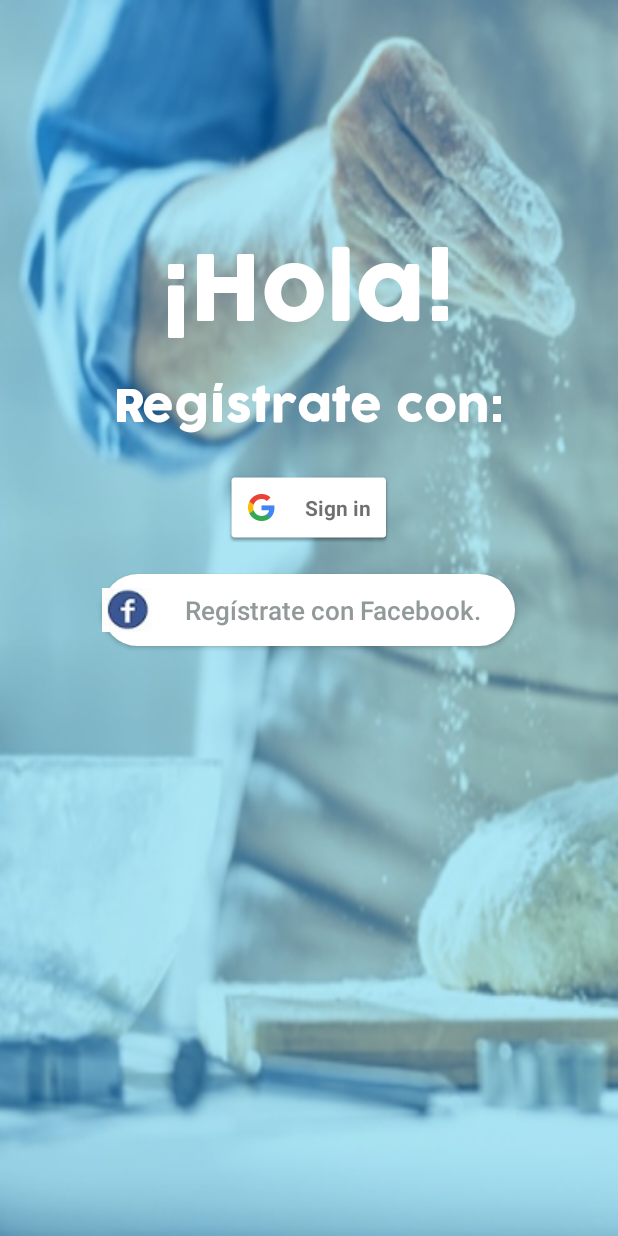
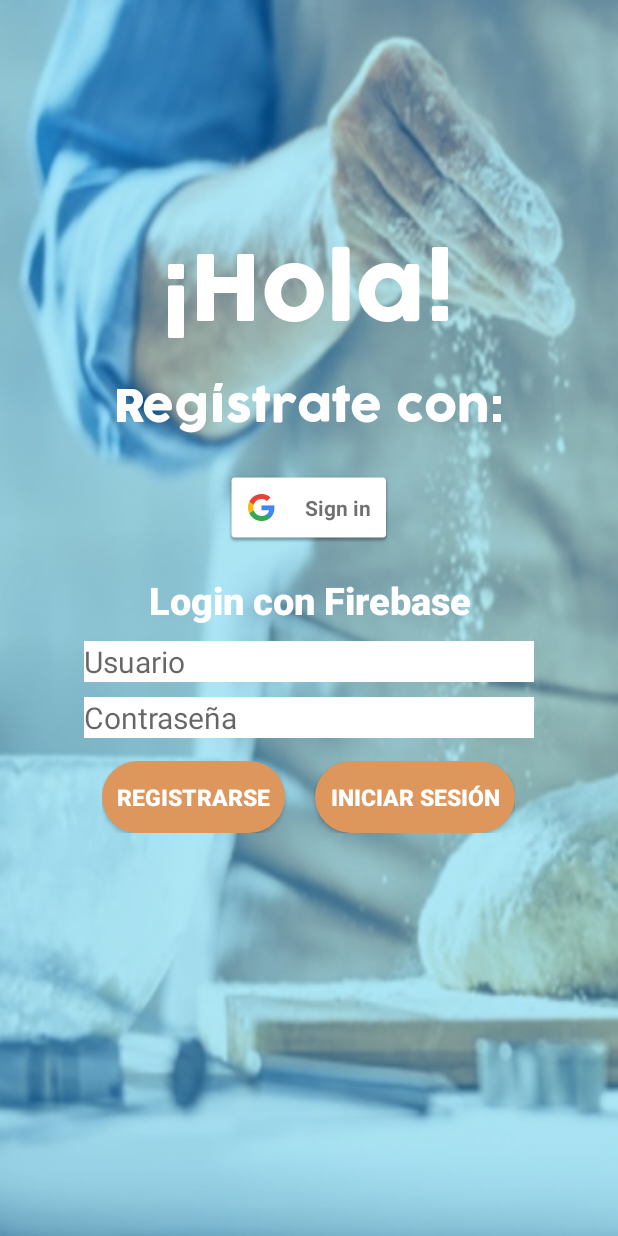
Before and after one commit to XxPanchoPanteraxX/Tap-Tapp, an Android app: the screen it shows after launch (ChooseAccountActivity), on a phone screen of 412 x 824 dp. Run offline under Robolectric (Android 15) with nearby library versions, the phone set to English and light mode, and no system bars; 2 statements that could not run were skipped.

Commit message:
welcome layout finished

```diff
--- a/app/src/main/AndroidManifest.xml
+++ b/app/src/main/AndroidManifest.xml
@@ -9,6 +9,7 @@
         android:roundIcon="@mipmap/ic_launcher_round"
         android:supportsRtl="true"
         android:theme="@style/Theme.TapTapp">
+        <activity android:name=".RegisterActivity"></activity>
         <activity android:name=".TusGustosActivity" />
         <activity android:name=".MainActivity" />
         <activity
--- /dev/null
+++ b/app/src/main/java/equipo2/amarillo/taptapp/RegisterActivity.kt
@@ -0,0 +1,11 @@
+package equipo2.amarillo.taptapp
+
+import androidx.appcompat.app.AppCompatActivity
+import android.os.Bundle
+
+class RegisterActivity : AppCompatActivity() {
+    override fun onCreate(savedInstanceState: Bundle?) {
+        super.onCreate(savedInstanceState)
+        setContentView(R.layout.activity_register)
+    }
+}
--- /dev/null
+++ b/app/src/main/res/layout/activity_register.xml
@@ -0,0 +1,9 @@
+<?xml version="1.0" encoding="utf-8"?>
+<androidx.constraintlayout.widget.ConstraintLayout xmlns:android="http://schemas.android.com/apk/res/android"
+    xmlns:app="http://schemas.android.com/apk/res-auto"
+    xmlns:tools="http://schemas.android.com/tools"
+    android:layout_width="match_parent"
+    android:layout_height="match_parent"
+    tools:context=".RegisterActivity">
+
+</androidx.constraintlayout.widget.ConstraintLayout>
--- a/app/src/main/res/layout/activity_welcome.xml
+++ b/app/src/main/res/layout/activity_welcome.xml
@@ -32,19 +32,79 @@
         android:layout_gravity="center"
         android:layout_marginTop="20dp" />
 
-    <Button
-        android:id="@+id/login_fb"
-        android:layout_width="275dp"
+    <LinearLayout
+        android:layout_width="match_parent"
         android:layout_height="wrap_content"
-        android:layout_gravity="center_horizontal"
+        android:layout_gravity="center"
         android:layout_marginTop="20dp"
-        android:background="@drawable/bordes_redondos"
-        android:backgroundTint="@color/white"
-        android:drawableStart="@drawable/fblogo"
-        android:text="@string/registratefb"
-        android:textAllCaps="false"
-        android:textColor="@color/gray"
-        android:textSize="17dp" />
+        android:orientation="vertical">
+
+        <TextView
+            android:layout_width="match_parent"
+            android:layout_height="wrap_content"
+            android:fontFamily="sans-serif-black"
+            android:text="Login con Firebase"
+            android:textAlignment="center"
+            android:textColor="@color/white"
+            android:textSize="25sp" />
+
+        <EditText
+            android:id="@+id/usuario"
+            android:layout_width="300dp"
+            android:layout_height="wrap_content"
+            android:layout_gravity="center"
+            android:layout_marginTop="10dp"
+            android:background="@color/white"
+            android:hint="Usuario"
+            android:textColor="@color/black"
+            android:textSize="20sp"
+            android:inputType="text"/>
+
+        <EditText
+            android:id="@+id/contrasenia"
+            android:layout_width="300dp"
+            android:layout_height="wrap_content"
+            android:layout_gravity="center"
+            android:layout_marginTop="10dp"
+            android:background="@color/white"
+            android:hint="Contraseña"
+            android:textColor="@color/black"
+            android:textSize="20sp"
+            android:inputType="textPassword"/>
+
+        <LinearLayout
+            android:layout_width="wrap_content"
+            android:layout_height="wrap_content"
+            android:layout_gravity="center"
+            android:layout_marginTop="15dp"
+            android:orientation="horizontal">
+
+            <Button
+                android:id="@+id/register_btn"
+                android:layout_width="wrap_content"
+                android:layout_height="wrap_content"
+                android:layout_marginRight="10dp"
+                android:background="@drawable/borde_redondos_naranja"
+                android:fontFamily="sans-serif-black"
+                android:padding="10dp"
+                android:text="Registrarse"
+                android:textColor="@color/white"
+                android:textSize="15sp" />
+
+            <Button
+                android:id="@+id/login_firebase"
+                android:layout_width="wrap_content"
+                android:layout_height="wrap_content"
+                android:layout_marginLeft="10dp"
+                android:background="@drawable/borde_redondos_naranja"
+                android:fontFamily="sans-serif-black"
+                android:padding="10dp"
+                android:text="Iniciar Sesión"
+                android:textColor="@color/white"
+                android:textSize="15sp" />
+        </LinearLayout>
+
+    </LinearLayout>
 
 
 </LinearLayout>
```
